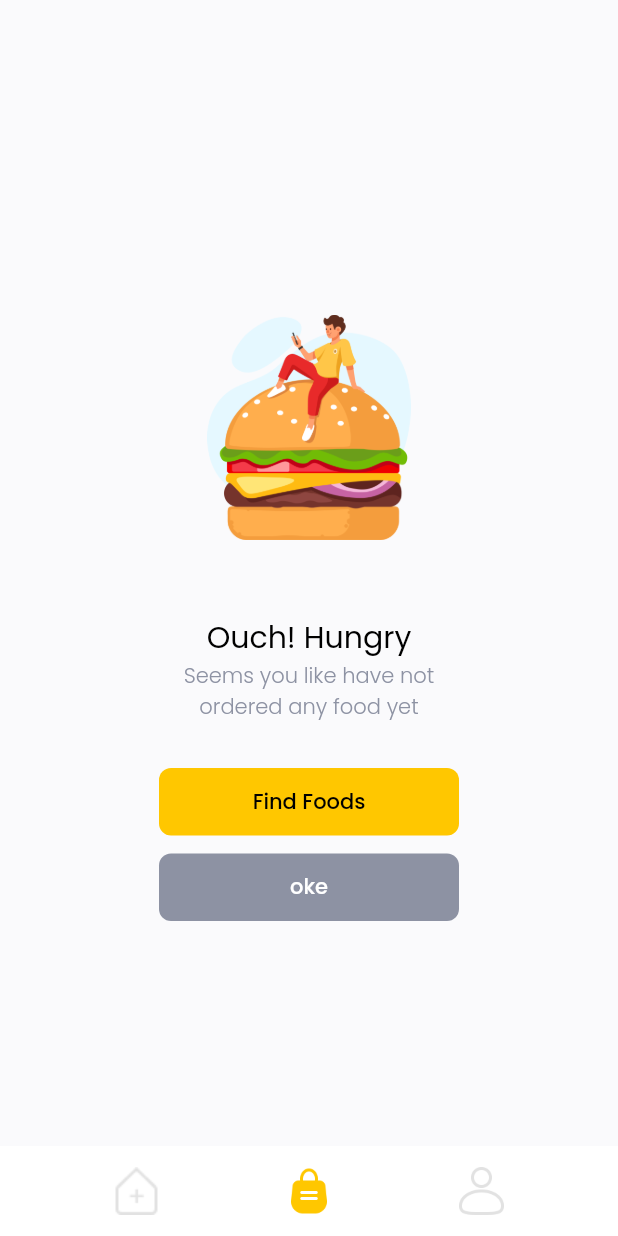
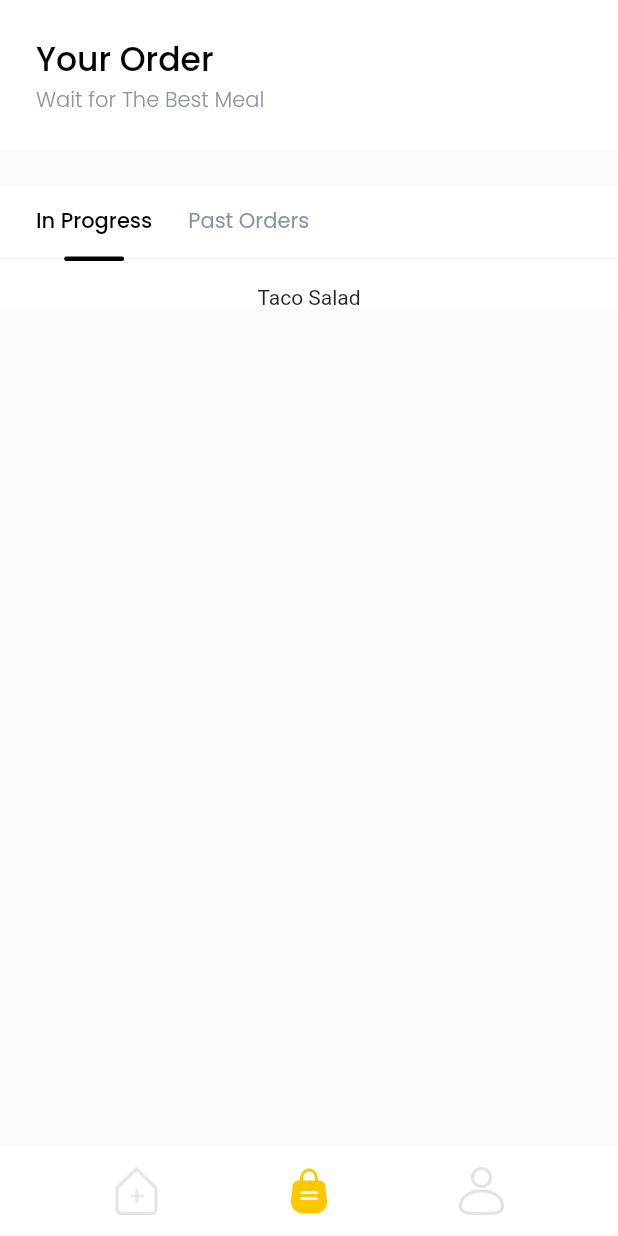
Before and after one commit to ipung123/food_market, a Flutter app: the screen it shows after launch, swiped to page 2, on a phone screen of 412 x 824 dp. Run offline on Flutter 3.47's test engine with Material 2 defaults, Android fonts, the phone set to English and light mode, and no system bars; our stand-ins replace equatable, flutter_spinkit, get, google_fonts, material_design_icons_flutter, supercharged; network calls fail.

Commit message:
menambahkan order history page part 1

```diff
--- a/lib/ui/pages/main_page.dart
+++ b/lib/ui/pages/main_page.dart
@@ -34,14 +34,7 @@ class _MainPageState extends State<MainPage> {
                    child: FoodPage(),
                 ),
                 Center(
-                   child: IllustrationPage(
-                       title: 'Ouch! Hungry',
-                       subtitle: 'Seems you like have not\nordered any food yet',
-                       picturePath: 'assets/love_burger.png',
-                       buttonTap1: () {},
-                       buttonTitle1: 'Find Foods',
-                       buttonTap2: () {},
-                       buttonTitle2: 'oke',)
+                   child: OrderHistoryPage(),
                 ),
                 Center(
                    child: Text("Profile"),
--- /dev/null
+++ b/lib/ui/pages/order_history_page.dart
@@ -0,0 +1,85 @@
+part of 'pages.dart';
+
+class OrderHistoryPage extends StatefulWidget {
+  @override
+  _OrderHistoryPageState createState() => _OrderHistoryPageState();
+}
+
+class _OrderHistoryPageState extends State<OrderHistoryPage> {
+  int selectedIndex = 0;
+  List<Transaction> inProgress = mockTransaction.where((element) =>
+      element.status == TransactionStatus.on_delivery ||
+      element.status == TransactionStatus.pending).toList();
+  List<Transaction> past = mockTransaction.where((element) =>
+      element.status == TransactionStatus.delivered ||
+      element.status == TransactionStatus.cancelled).toList();
+  @override
+  Widget build(BuildContext context) {
+    if(inProgress.length == 0 && past.length == 0)
+    {return IllustrationPage(
+                       title: 'Ouch! Hungry',
+                       subtitle: 'Seems you like have not\nordered any food yet',
+                       picturePath: 'assets/love_burger.png',
+                       buttonTap1: () {},
+                       buttonTitle1: 'Find Foods',
+            );
+    }
+    else {
+      return ListView(
+        children: [
+          Column(
+            children: [
+              //// Header
+              Container(
+                height: 100,
+                width: double.infinity,
+                margin: EdgeInsets.only(bottom: defaultMargin),
+                padding: EdgeInsets.symmetric(horizontal: defaultMargin),
+                color: Colors.white,
+                child: Column(
+                  crossAxisAlignment: CrossAxisAlignment.start,
+                  mainAxisAlignment: MainAxisAlignment.center,
+                  children: [
+                    Text(
+                      'Your Order',
+                      style: blackFontStyle,
+                    ),
+                    Text(
+                      'Wait for The Best Meal',
+                      style: greyFontStyle.copyWith(fontWeight: FontWeight.w300),
+                    ),
+                  ],
+                ),
+              ),
+              //// Body
+              Container(
+                width: double.infinity,
+                color: Colors.white,
+                child: Column(
+                  children: [
+                    CustomTabBar(titles: ['In Progress', 'Past Orders'],
+                    selectedIndex: selectedIndex,
+                    onTap: (index) {
+                      setState(() {
+                        selectedIndex = index;
+                      });
+                    },
+                    ),
+                    SizedBox(
+                      height: 16,
+                    ),
+                    Column(
+                      children: (selectedIndex == 0 ? inProgress : past)
+                          .map((e) => Text(e.food.name))
+                          .toList(),
+                    )
+                  ],
+                ),
+              )
+            ],
+          ),
+        ],
+      );
+    }
+  }
+}
--- a/lib/ui/pages/pages.dart
+++ b/lib/ui/pages/pages.dart
@@ -23,3 +23,4 @@ part 'payment_page.dart';
 part 'illustration_page.dart';
 part 'success_order_page.dart';
 part 'success_sign_up_page.dart';
+part 'order_history_page.dart';
```
